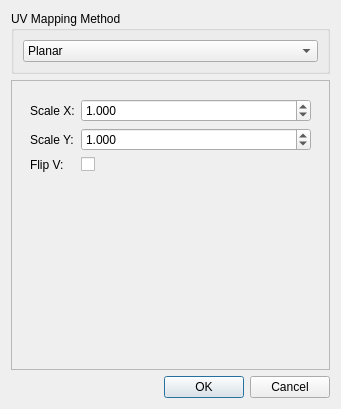
The window that ui/UVGenerationDialog.ui (sharjith/ModelViewer-Qt) describes before a commit, drawn with Qt 5.
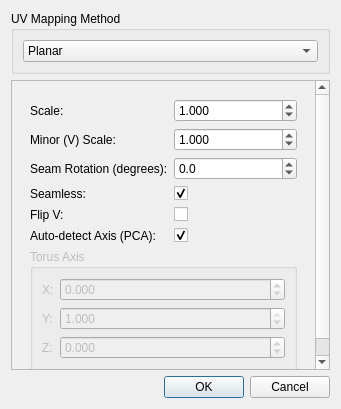
The same window after the commit. The open tabs and pages were chosen to show the change.

Commit message: Fix Hybrid method-selection heuristic and add Torus UV method

What changed in the file:
```diff
--- a/ui/UVGenerationDialog.ui
+++ b/ui/UVGenerationDialog.ui
@@ -439,6 +439,315 @@
              <property name="text">
               <string/>
              </property>
+            </widget>
+           </item>
+           <item row="5" column="0">
+            <widget class="QLabel" name="label_SphereAutoDetectAxis">
+             <property name="text">
+              <string>Auto-detect Axis (PCA):</string>
+             </property>
+            </widget>
+           </item>
+           <item row="5" column="1">
+            <widget class="QCheckBox" name="checkBox_SphereAutoDetectAxis">
+             <property name="toolTip">
+              <string>Detect the sphere's polar axis automatically from its geometry. Uncheck to enter the axis manually below.</string>
+             </property>
+             <property name="text">
+              <string/>
+             </property>
+             <property name="checked">
+              <bool>true</bool>
+             </property>
+            </widget>
+           </item>
+           <item row="6" column="0" colspan="2">
+            <widget class="QGroupBox" name="groupBox_SphereAxis">
+             <property name="enabled">
+              <bool>false</bool>
+             </property>
+             <property name="title">
+              <string>Sphere Axis</string>
+             </property>
+             <layout class="QFormLayout" name="formLayout_SphereAxis">
+              <item row="0" column="0">
+               <widget class="QLabel" name="label_SphereAxisX">
+                <property name="text">
+                 <string>X:</string>
+                </property>
+               </widget>
+              </item>
+              <item row="0" column="1">
+               <widget class="QDoubleSpinBox" name="spinBox_SphereAxisX">
+                <property name="decimals">
+                 <number>3</number>
+                </property>
+                <property name="minimum">
+                 <double>-1.000000000000000</double>
+                </property>
+                <property name="maximum">
+                 <double>1.000000000000000</double>
+                </property>
+                <property name="value">
+                 <double>0.000000000000000</double>
+                </property>
+               </widget>
+              </item>
+              <item row="1" column="0">
+               <widget class="QLabel" name="label_SphereAxisY">
+                <property name="text">
+                 <string>Y:</string>
+                </property>
+               </widget>
+              </item>
+              <item row="1" column="1">
+               <widget class="QDoubleSpinBox" name="spinBox_SphereAxisY">
+                <property name="decimals">
+                 <number>3</number>
+                </property>
+                <property name="minimum">
+                 <double>-1.000000000000000</double>
+                </property>
+                <property name="maximum">
+                 <double>1.000000000000000</double>
+                </property>
+                <property name="value">
+                 <double>1.000000000000000</double>
+                </property>
+               </widget>
+              </item>
+              <item row="2" column="0">
+               <widget class="QLabel" name="label_SphereAxisZ">
+                <property name="text">
+                 <string>Z:</string>
+                </property>
+               </widget>
+              </item>
+              <item row="2" column="1">
+               <widget class="QDoubleSpinBox" name="spinBox_SphereAxisZ">
+                <property name="decimals">
+                 <number>3</number>
+                </property>
+                <property name="minimum">
+                 <double>-1.000000000000000</double>
+                </property>
+                <property name="maximum">
+                 <double>1.000000000000000</double>
+                </property>
+                <property name="value">
+                 <double>0.000000000000000</double>
+                </property>
+               </widget>
+              </item>
+             </layout>
+            </widget>
+           </item>
+          </layout>
+         </widget>
+         <widget class="QWidget" name="page_Torus">
+          <layout class="QFormLayout" name="formLayout_Torus">
+           <item row="0" column="0">
+            <widget class="QLabel" name="label_TorusScale">
+             <property name="text">
+              <string>Scale:</string>
+             </property>
+            </widget>
+           </item>
+           <item row="0" column="1">
+            <widget class="QDoubleSpinBox" name="spinBox_TorusScale">
+             <property name="decimals">
+              <number>3</number>
+             </property>
+             <property name="minimum">
+              <double>0.001000000000000</double>
+             </property>
+             <property name="maximum">
+              <double>100.000000000000000</double>
+             </property>
+             <property name="value">
+              <double>1.000000000000000</double>
+             </property>
+            </widget>
+           </item>
+           <item row="1" column="0">
+            <widget class="QLabel" name="label_TorusMinorScale">
+             <property name="text">
+              <string>Minor (V) Scale:</string>
+             </property>
+            </widget>
+           </item>
+           <item row="1" column="1">
+            <widget class="QDoubleSpinBox" name="spinBox_TorusMinorScale">
+             <property name="toolTip">
+              <string>Manual V-axis multiplier to correct texture stretch for a thin-tube torus (tube radius much smaller than the ring radius)</string>
+             </property>
+             <property name="decimals">
+              <number>3</number>
+             </property>
+             <property name="minimum">
+              <double>0.001000000000000</double>
+             </property>
+             <property name="maximum">
+              <double>100.000000000000000</double>
+             </property>
+             <property name="value">
+              <double>1.000000000000000</double>
+             </property>
+            </widget>
+           </item>
+           <item row="2" column="0">
+            <widget class="QLabel" name="label_TorusSeamRotation">
+             <property name="text">
+              <string>Seam Rotation (degrees):</string>
+             </property>
+            </widget>
+           </item>
+           <item row="2" column="1">
+            <widget class="QDoubleSpinBox" name="spinBox_TorusSeamRotation">
+             <property name="decimals">
+              <number>1</number>
+             </property>
+             <property name="minimum">
+              <double>-360.000000000000000</double>
+             </property>
+             <property name="maximum">
+              <double>360.000000000000000</double>
+             </property>
+            </widget>
+           </item>
+           <item row="3" column="0">
+            <widget class="QLabel" name="label_SeamlessTorus">
+             <property name="text">
+              <string>Seamless:</string>
+             </property>
+            </widget>
+           </item>
+           <item row="3" column="1">
+            <widget class="QCheckBox" name="checkBox_SeamlessTorus">
+             <property name="toolTip">
+              <string>Wrap both U and V continuously to avoid visible seams</string>
+             </property>
+             <property name="text">
+              <string/>
+             </property>
+             <property name="checked">
+              <bool>true</bool>
+             </property>
+            </widget>
+           </item>
+           <item row="4" column="0">
+            <widget class="QLabel" name="label_FlipV_Torus">
+             <property name="text">
+              <string>Flip V:</string>
+             </property>
+            </widget>
+           </item>
+           <item row="4" column="1">
+            <widget class="QCheckBox" name="checkBox_FlipV_Torus">
+             <property name="text">
+              <string/>
+             </property>
+            </widget>
+           </item>
+           <item row="5" column="0">
+            <widget class="QLabel" name="label_TorusAutoDetectAxis">
+             <property name="text">
+              <string>Auto-detect Axis (PCA):</string>
+             </property>
+            </widget>
+           </item>
+           <item row="5" column="1">
+            <widget class="QCheckBox" name="checkBox_TorusAutoDetectAxis">
+             <property name="toolTip">
+              <string>Detect the torus's axis of revolution automatically from its geometry. Uncheck to enter the axis manually below.</string>
+             </property>
+             <property name="text">
+              <string/>
+             </property>
+             <property name="checked">
+              <bool>true</bool>
+             </property>
+            </widget>
+           </item>
+           <item row="6" column="0" colspan="2">
+            <widget class="QGroupBox" name="groupBox_TorusAxis">
+             <property name="enabled">
+              <bool>false</bool>
+             </property>
+             <property name="title">
+              <string>Torus Axis</string>
+             </property>
+             <layout class="QFormLayout" name="formLayout_TorusAxis">
+              <item row="0" column="0">
+               <widget class="QLabel" name="label_TorusAxisX">
+                <property name="text">
+                 <string>X:</string>
+                </property>
+               </widget>
+              </item>
+              <item row="0" column="1">
+               <widget class="QDoubleSpinBox" name="spinBox_TorusAxisX">
+                <property name="decimals">
+                 <number>3</number>
+                </property>
+                <property name="minimum">
+                 <double>-1.000000000000000</double>
+                </property>
+                <property name="maximum">
+                 <double>1.000000000000000</double>
+                </property>
+                <property name="value">
+                 <double>0.000000000000000</double>
+                </property>
+               </widget>
+              </item>
+              <item row="1" column="0">
+               <widget class="QLabel" name="label_TorusAxisY">
+                <property name="text">
+                 <string>Y:</string>
+                </property>
+               </widget>
+              </item>
+              <item row="1" column="1">
+               <widget class="QDoubleSpinBox" name="spinBox_TorusAxisY">
+                <property name="decimals">
+                 <number>3</number>
+                </property>
+                <property name="minimum">
+                 <double>-1.000000000000000</double>
+                </property>
+                <property name="maximum">
+                 <double>1.000000000000000</double>
+                </property>
+                <property name="value">
+                 <double>1.000000000000000</double>
+                </property>
+               </widget>
+              </item>
+              <item row="2" column="0">
+               <widget class="QLabel" name="label_TorusAxisZ">
+                <property name="text">
+                 <string>Z:</string>
+                </property>
+               </widget>
+              </item>
+              <item row="2" column="1">
+               <widget class="QDoubleSpinBox" name="spinBox_TorusAxisZ">
+                <property name="decimals">
+                 <number>3</number>
+                </property>
+                <property name="minimum">
+                 <double>-1.000000000000000</double>
+                </property>
+                <property name="maximum">
+                 <double>1.000000000000000</double>
+                </property>
+                <property name="value">
+                 <double>0.000000000000000</double>
+                </property>
+               </widget>
+              </item>
+             </layout>
             </widget>
            </item>
           </layout>
```
Left out of the diff: 5 changed lines with no effect on the pictures. The commit also changes 8 other files.
